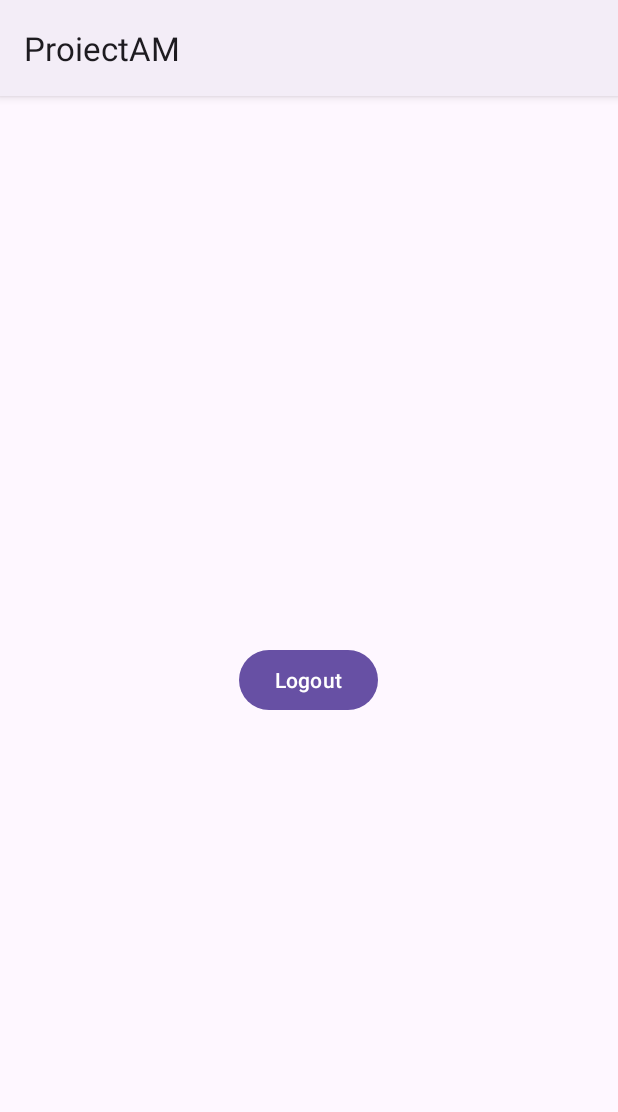
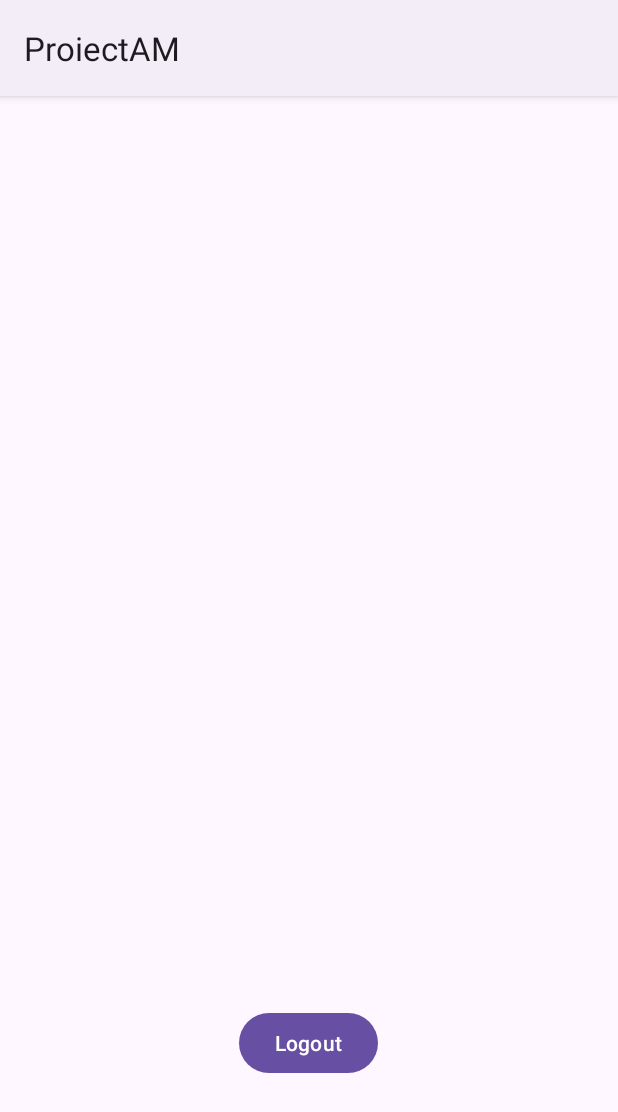
Before and after one commit to RaresM23/Proiect-AM, an Android app: the screen it shows after launch once a user with an empty profile is signed in (MainActivity), on a phone screen of 412 x 824 dp. Shown: the top 1112 px of the screen. Run offline under Robolectric (Android 15) with nearby library versions, the phone set to English and light mode, and no system bars; our stand-ins replace Firebase (no records; nobody signed in at launch, a user with empty details on screens opened directly).

Commit message:
Revenire la versiunea anterioară

```diff
--- a/app/src/main/res/layout/activity_main.xml
+++ b/app/src/main/res/layout/activity_main.xml
@@ -1,6 +1,6 @@
 <?xml version="1.0" encoding="utf-8"?>
-<LinearLayout xmlns:android="http://schemas.android.com/apk/res/android"
-    xmlns:app="http://schemas.android.com/apk/res-auto"
+<RelativeLayout
+    xmlns:android="http://schemas.android.com/apk/res/android"
     xmlns:tools="http://schemas.android.com/tools"
     android:layout_width="match_parent"
     android:orientation="vertical"
@@ -12,12 +12,17 @@
         android:id="@+id/user_details"
         android:layout_width="wrap_content"
         android:layout_height="wrap_content"
-        android:text="Hello World!" />
+        android:text="Hello World!"
+        android:layout_marginTop="850dp"
+        android:layout_marginStart="10dp"/>
 
     <Button
         android:id="@+id/logout"
+        android:layout_width="wrap_content"
+        android:layout_height="wrap_content"
         android:text="@string/logout"
-        android:layout_width="wrap_content"
-        android:layout_height="wrap_content" />
+        android:layout_alignParentBottom="true"
+        android:layout_marginBottom="50dp"
+        android:layout_marginStart="0dp"/>
 
-</LinearLayout>
+</RelativeLayout>
```
